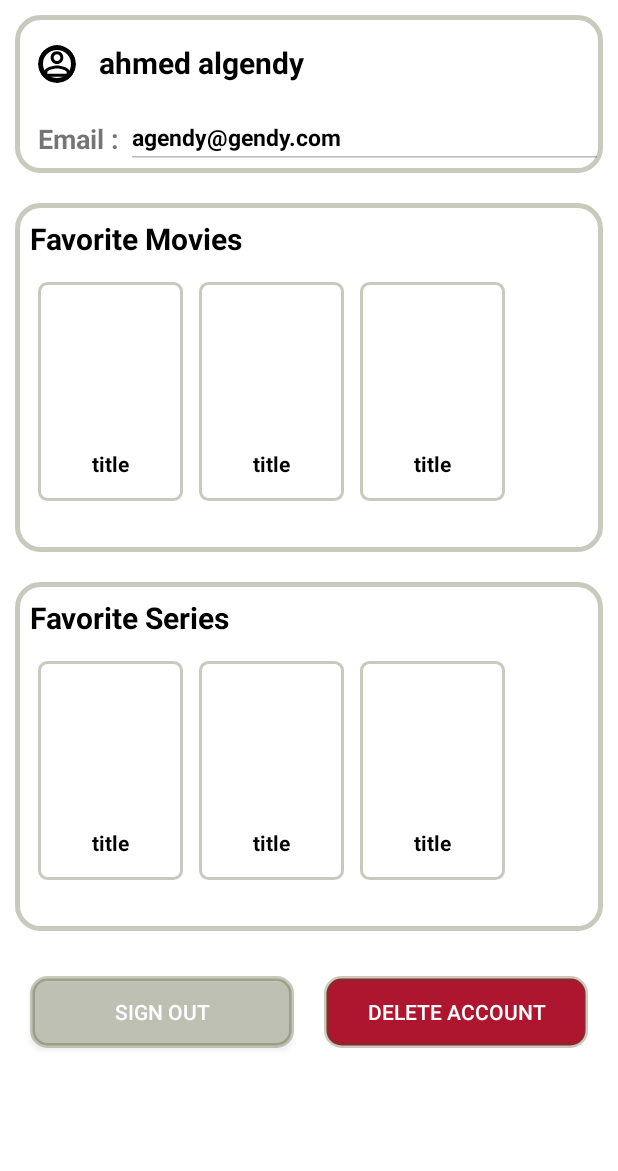
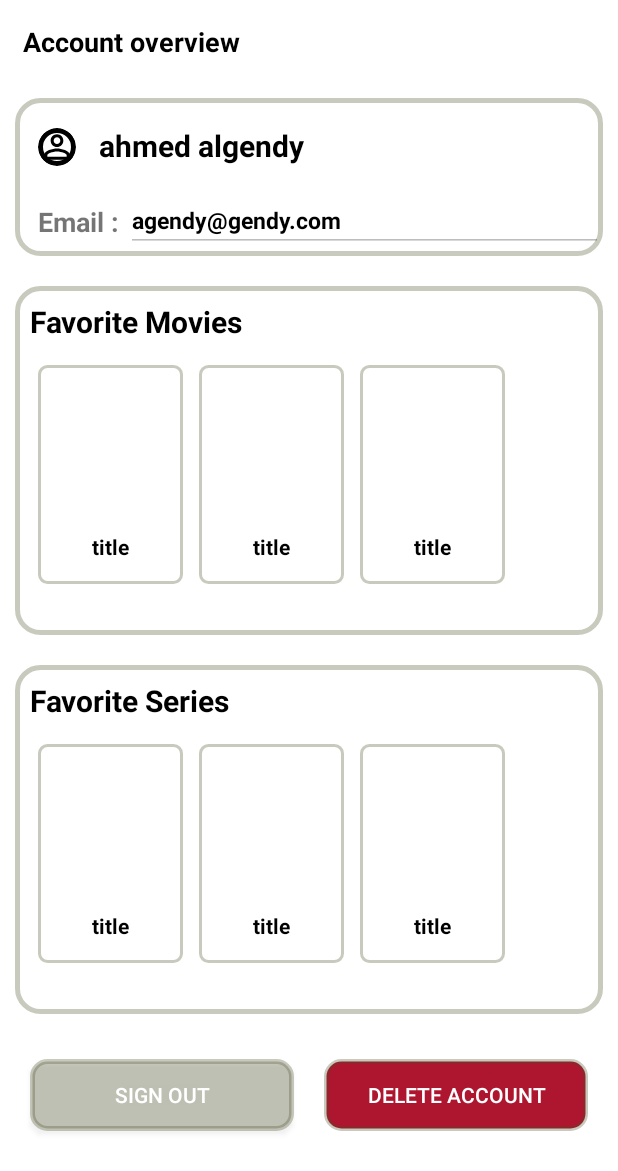
Before and after one commit to tahazayed/mdpproject, an Android app: the layout fragment_profile.xml on its own in the app's theme, with its tools: preview values and no code run, on a phone screen of 412 x 824 dp. Shown: the top 1171 px of the screen. Run offline under Robolectric (Android 15) with nearby library versions, the phone set to English and light mode, and no system bars.

Commit message:
Done from enabling fav filtering list. Profile in progress.

```diff
--- a/app/src/main/java/com/android/finalproject/ui/home/moviescreen/MovieListFragment.kt
+++ b/app/src/main/java/com/android/finalproject/ui/home/moviescreen/MovieListFragment.kt
@@ -65,7 +65,7 @@ class MovieListFragment :
                         viewModel.getDiscoverMovie(Constants.MOVIE_COMING_SOON)
                     }
                     3 -> {
-                        viewModel.getDiscoverMovie(Constants.MOVIE_FAVORITE)
+                        viewModel.getFavMovie(Constants.MOVIE_FAVORITE)
                     }
                 }
             }
@@ -91,7 +91,7 @@ class MovieListFragment :
                         dismissDialog()
                 }
                 is MovieListResponseState.Success -> {
-                    adapter.setData(it.response.results, it.favList)
+                    adapter.setData(it.movieList, it.favList)
                     adapter.onItemClick = { movie ->
                         showMovieDetailsScreen(movie)
                     }
--- a/app/src/main/java/com/android/finalproject/ui/home/moviescreen/MovieListResponseState.kt
+++ b/app/src/main/java/com/android/finalproject/ui/home/moviescreen/MovieListResponseState.kt
@@ -1,10 +1,9 @@
 package com.android.finalproject.ui.home.moviescreen
 
 import com.android.finalproject.data.model.Movie
-import com.android.finalproject.data.model.MoviesList
 
 sealed class MovieListResponseState {
-    data class Success(val response: MoviesList,val favList: List<Movie>) : MovieListResponseState()
+    data class Success(val movieList: List<Movie>,val favList: List<Movie>) : MovieListResponseState()
     data class Loading(val loading: Boolean) : MovieListResponseState()
     data class Failure(val msg: String) : MovieListResponseState()
 }
--- a/app/src/main/java/com/android/finalproject/ui/home/seriesscreen/SeriesAdapter.kt
+++ b/app/src/main/java/com/android/finalproject/ui/home/seriesscreen/SeriesAdapter.kt
@@ -6,7 +6,6 @@ import android.view.ViewGroup
 import androidx.appcompat.content.res.AppCompatResources
 import androidx.recyclerview.widget.RecyclerView
 import com.android.finalproject.R
-import com.android.finalproject.data.model.Movie
 import com.android.finalproject.data.model.TvShow
 import com.android.finalproject.databinding.SeriesItemBinding
 import com.android.finalproject.util.Constants
@@ -79,8 +78,8 @@ class SeriesAdapter(
     }
 
     fun setData(dataSet: List<TvShow>, favSet: List<TvShow>) {
-        this.dataSet = dataSet as ArrayList<TvShow>
-        this.favSet = favSet as ArrayList<TvShow>
+        this.dataSet = dataSet
+        this.favSet = ArrayList(favSet)
 
         notifyDataSetChanged()
     }
--- a/app/src/main/java/com/android/finalproject/ui/home/seriesscreen/SeriesListFragment.kt
+++ b/app/src/main/java/com/android/finalproject/ui/home/seriesscreen/SeriesListFragment.kt
@@ -66,7 +66,7 @@ class SeriesListFragment :
                         viewModel.getDiscoverSeries(Constants.SERIES_COMING_SOON)
                     }
                     3 -> {
-                        viewModel.getDiscoverSeries(Constants.SERIES_FAVORITE)
+                        viewModel.getFavSeries(Constants.SERIES_FAVORITE)
                     }
                 }
             }
@@ -92,7 +92,7 @@ class SeriesListFragment :
                         dismissDialog()
                 }
                 is SeriesListResponseState.Success -> {
-                    adapter.setData(it.response.results, it.favList)
+                    adapter.setData(it.seriesList, it.favList)
                     adapter.onItemClick = { series ->
                         showSeriesDetailsScreen(series)
                     }
--- a/app/src/main/java/com/android/finalproject/ui/home/seriesscreen/SeriesListResponseState.kt
+++ b/app/src/main/java/com/android/finalproject/ui/home/seriesscreen/SeriesListResponseState.kt
@@ -4,7 +4,7 @@ import com.android.finalproject.data.model.TvShow
 import com.android.finalproject.data.model.TvShowsList
 
 sealed class SeriesListResponseState {
-    data class Success(val response: TvShowsList, val favList: List<TvShow>) :
+    data class Success(val seriesList: List<TvShow>, val favList: List<TvShow>) :
         SeriesListResponseState()
 
     data class Loading(val loading: Boolean) : SeriesListResponseState()
--- a/app/src/main/res/layout/fragment_profile.xml
+++ b/app/src/main/res/layout/fragment_profile.xml
@@ -1,37 +1,46 @@
 <?xml version="1.0" encoding="utf-8"?>
 <LinearLayout xmlns:android="http://schemas.android.com/apk/res/android"
+    xmlns:app="http://schemas.android.com/apk/res-auto"
     xmlns:tools="http://schemas.android.com/tools"
     android:layout_width="match_parent"
     android:layout_height="match_parent"
-    xmlns:app="http://schemas.android.com/apk/res-auto"
     android:orientation="vertical"
     tools:context=".ui.home.profilescreen.ProfileFragment">
+
+
+    <androidx.appcompat.widget.AppCompatTextView
+        android:layout_width="wrap_content"
+        android:layout_height="wrap_content"
+        android:layout_gravity="start"
+        android:layout_margin="@dimen/_12sdp"
+        android:text="@string/account_overview"
+        android:textColor="@color/black"
+        android:textSize="@dimen/_14ssp"
+        android:textStyle="bold" />
 
     <LinearLayout
         android:layout_width="match_parent"
         android:layout_height="wrap_content"
         android:layout_margin="10sp"
-        android:paddingBottom="5sp"
+        android:background="@drawable/curved_border_background"
         android:orientation="vertical"
-        android:background="@drawable/curved_border_background"
-        >
+        android:paddingBottom="5sp">
+
         <LinearLayout
-            android:layout_marginTop="10sp"
-            android:layout_marginLeft="10sp"
-            android:paddingLeft="5sp"
             android:layout_width="match_parent"
             android:layout_height="40sp"
+            android:layout_marginLeft="10sp"
+            android:layout_marginTop="10sp"
             android:orientation="horizontal"
-            >
+            android:paddingLeft="5sp">
 
             <com.google.android.material.imageview.ShapeableImageView
                 android:layout_width="25sp"
                 android:layout_height="25sp"
                 android:layout_marginTop="10sp"
-                app:srcCompat="@drawable/inside_profile_icon"
+                android:background="@drawable/oval_background"
                 app:shapeAppearanceOverlay="@style/ShapeAppearanceOverlay.Oval"
-                android:background="@drawable/oval_background"
-                />
+                app:srcCompat="@drawable/inside_profile_icon" />
             <!--        <ImageView-->
             <!--            android:background="@drawable/inside_profile_icon"-->
             <!--            android:layout_width="45sp"-->
@@ -39,32 +48,32 @@
             <!--            android:padding="15sp"/>-->
 
             <TextView
-                android:layout_marginStart="15sp"
                 android:layout_width="wrap_content"
                 android:layout_height="wrap_content"
+                android:layout_marginStart="15sp"
+                android:paddingTop="8sp"
                 android:text="ahmed algendy"
+                android:textColor="@color/black"
                 android:textSize="20sp"
                 android:textStyle="bold"
-                android:textColor="@color/black"
-                android:paddingTop="8sp"
 
                 />
 
         </LinearLayout>
 
         <LinearLayout
-            android:layout_marginTop="10sp"
+            android:layout_width="match_parent"
+            android:layout_height="40sp"
             android:layout_marginLeft="15sp"
-            android:layout_width="match_parent"
-            android:layout_height="40sp">
+            android:layout_marginTop="10sp">
 
             <TextView
-                android:paddingTop="10sp"
                 android:layout_width="wrap_content"
                 android:layout_height="match_parent"
+                android:paddingTop="10sp"
                 android:text="Email : "
                 android:textSize="18sp"
-                android:textStyle="bold"/>
+                android:textStyle="bold" />
 
             <EditText
                 android:id="@+id/editTextTextEmailAddress"
@@ -75,10 +84,9 @@
                 android:enabled="false"
                 android:focusable="false"
                 android:text="agendy@gendy.com"
+                android:textColor="@color/black"
                 android:textSize="15sp"
-                android:textStyle="bold"
-                android:textColor="@color/black"
-                />
+                android:textStyle="bold" />
 
 
         </LinearLayout>
@@ -88,98 +96,90 @@
     <LinearLayout
         android:layout_width="match_parent"
         android:layout_height="wrap_content"
+        android:layout_margin="10sp"
+        android:background="@drawable/curved_border_background"
         android:orientation="vertical"
-        android:layout_margin="10sp"
-        android:padding="10sp"
-        android:background="@drawable/curved_border_background"
-        >
+        android:padding="10sp">
 
         <TextView
             android:layout_width="wrap_content"
             android:layout_height="wrap_content"
+            android:layout_marginBottom="10sp"
             android:text="@string/favorite_movies"
+            android:textColor="@color/black"
             android:textSize="20sp"
-            android:textColor="@color/black"
-            android:textStyle="bold"
-            android:layout_marginBottom="10sp" />
+            android:textStyle="bold" />
 
         <androidx.recyclerview.widget.RecyclerView
             android:id="@+id/rv_movies_profile"
             android:layout_width="wrap_content"
             android:layout_height="match_parent"
+            android:layout_marginBottom="@dimen/_6sdp"
+            android:orientation="horizontal"
             android:paddingBottom="@dimen/_8sdp"
-            android:layout_marginBottom="@dimen/_6sdp"
             app:layoutManager="androidx.recyclerview.widget.LinearLayoutManager"
-            tools:listitem="@layout/profile_movie_item"
-            android:orientation="horizontal"
-            />
+            tools:listitem="@layout/profile_movie_item" />
 
     </LinearLayout>
 
     <LinearLayout
         android:layout_width="match_parent"
         android:layout_height="wrap_content"
+        android:layout_margin="10sp"
+        android:background="@drawable/curved_border_background"
         android:orientation="vertical"
-        android:layout_margin="10sp"
-        android:padding="10sp"
-        android:background="@drawable/curved_border_background"
-        >
+        android:padding="10sp">
 
         <TextView
             android:layout_width="wrap_content"
             android:layout_height="wrap_content"
+            android:layout_marginBottom="10sp"
             android:text="@string/favorite_series"
+            android:textColor="@color/black"
             android:textSize="20sp"
-            android:textColor="@color/black"
-            android:textStyle="bold"
-            android:layout_marginBottom="10sp" />
+            android:textStyle="bold" />
 
         <androidx.recyclerview.widget.RecyclerView
             android:id="@+id/rv_series_profile"
             android:layout_width="wrap_content"
             android:layout_height="match_parent"
+            android:layout_marginBottom="@dimen/_6sdp"
+            android:orientation="horizontal"
             android:paddingBottom="@dimen/_8sdp"
-            android:layout_marginBottom="@dimen/_6sdp"
             app:layoutManager="androidx.recyclerview.widget.LinearLayoutManager"
-            tools:listitem="@layout/profile_movie_item"
-            android:orientation="horizontal"
-            />
+            tools:listitem="@layout/profile_movie_item" />
 
     </LinearLayout>
 
     <LinearLayout
         android:layout_width="match_parent"
         android:layout_height="wrap_content"
-        android:orientation="horizontal"
         android:layout_margin="10sp"
-        >
-
+        android:orientation="horizontal">
 
 
         <androidx.appcompat.widget.AppCompatButton
             android:id="@+id/btn_signout"
-                android:layout_weight="1"
             android:layout_width="match_parent"
             android:layout_height="wrap_content"
+            android:layout_gravity="center"
+            android:layout_margin="10sp"
+            android:layout_weight="1"
+            android:background="@drawable/signout_btn_curved_border_background"
             android:text="Sign out"
-                android:textColor="@color/white"
-                android:background="@drawable/signout_btn_curved_border_background"
-                android:layout_margin="10sp"
-                android:layout_gravity="center"
-                />
+            android:textColor="@color/white" />
 
 
         <androidx.appcompat.widget.AppCompatButton
             android:id="@+id/btn_delete_my_account"
-                android:layout_weight="1"
             android:layout_width="match_parent"
             android:layout_height="wrap_content"
+            android:layout_gravity="center"
+            android:layout_margin="10sp"
+            android:layout_weight="1"
+            android:background="@drawable/delete_account_btn_curved_border_background"
             android:text="Delete Account"
-                android:textColor="@color/white"
-                android:background="@drawable/delete_account_btn_curved_border_background"
-                android:layout_margin="10sp"
-                android:layout_gravity="center"
-                />
+            android:textColor="@color/white" />
 
 
     </LinearLayout>
--- a/app/src/main/res/values/strings.xml
+++ b/app/src/main/res/values/strings.xml
@@ -47,4 +47,5 @@
     <string name="favorite_series">Favorite Series</string>
     <string name="favorite_movies">Favorite Movies</string>
     <string name="sort_by">Sort By</string>
+    <string name="account_overview">Account overview</string>
 </resources>
```
Also changed, not shown: app/src/main/java/com/android/finalproject/ui/home/moviescreen/HomeViewModel.kt (+27 -2 lines), app/src/main/java/com/android/finalproject/ui/home/moviescreen/MovieAdapter.kt (+4 -3 lines), app/src/main/java/com/android/finalproject/ui/home/profilescreen/ProfileFragment.kt (+10 -27 lines). Lines whose indentation alone changed are shown as unchanged.
